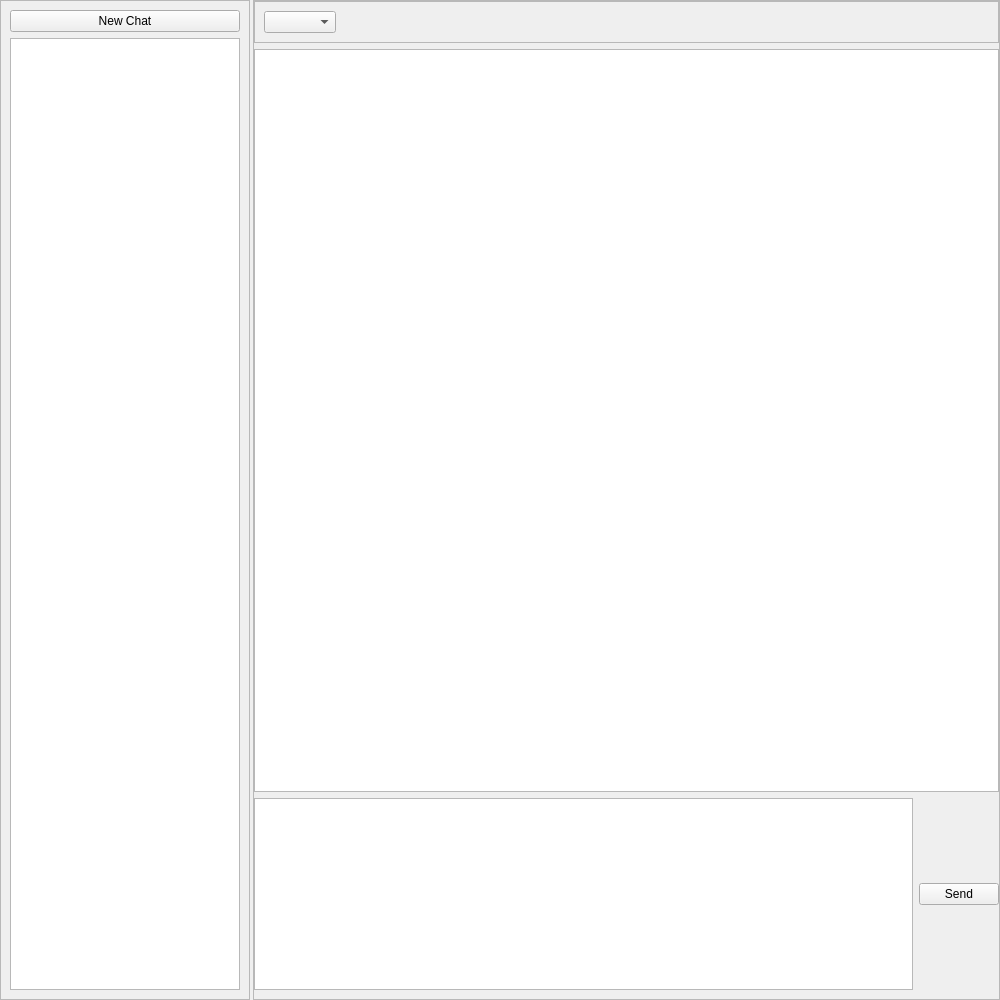
The window that src/ui/MainWindow.ui (David-Hari/GPT-Assistant) describes before a commit, drawn with Qt 5.
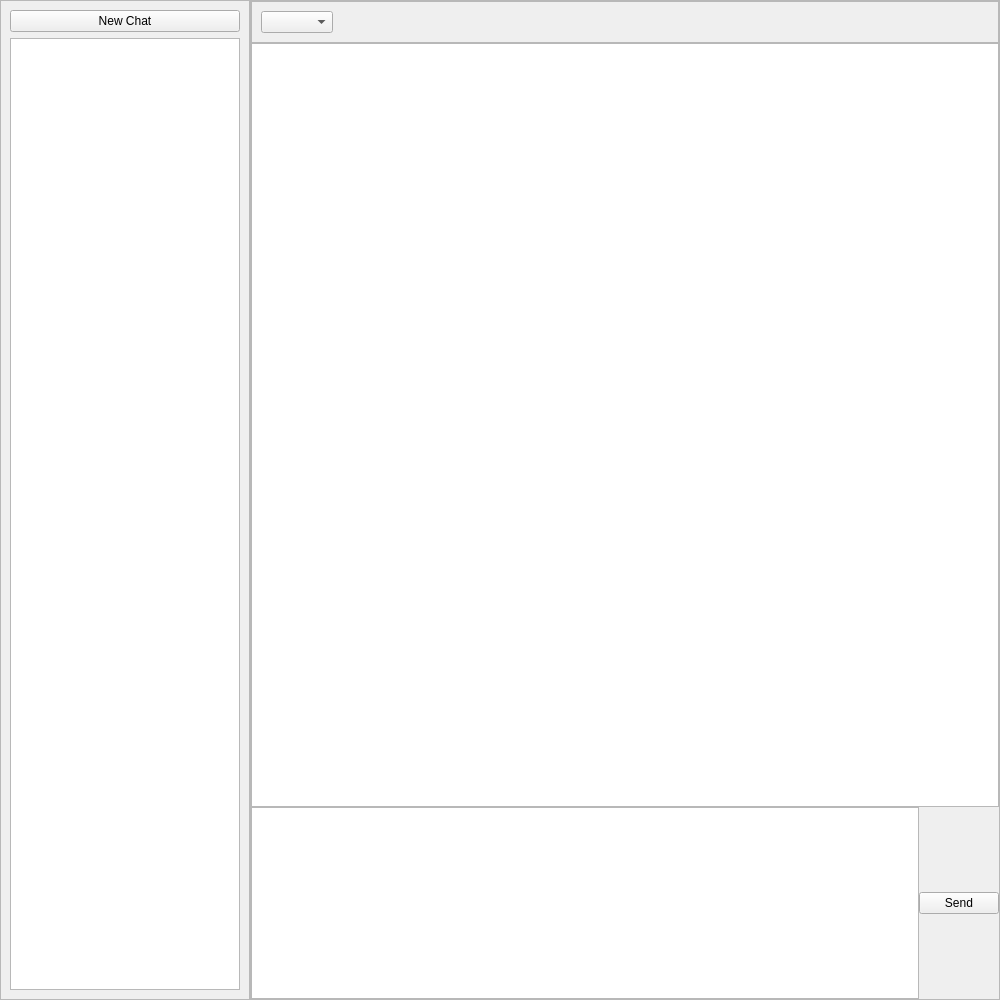
The same window after the commit.

Patch:
```diff
--- a/src/ui/MainWindow.ui
+++ b/src/ui/MainWindow.ui
@@ -16,7 +16,7 @@
   <widget class="QWidget" name="centralwidget">
    <layout class="QHBoxLayout" name="horizontalLayout">
     <property name="spacing">
-     <number>3</number>
+     <number>0</number>
     </property>
     <property name="leftMargin">
      <number>0</number>
@@ -101,6 +101,12 @@
        <property name="rightMargin">
         <number>0</number>
        </property>
+       <property name="bottomMargin">
+        <number>0</number>
+       </property>
+       <property name="spacing">
+        <number>0</number>
+       </property>
        <item row="2" column="0" colspan="2">
         <layout class="QHBoxLayout" name="messageLayout">
          <item>
```
